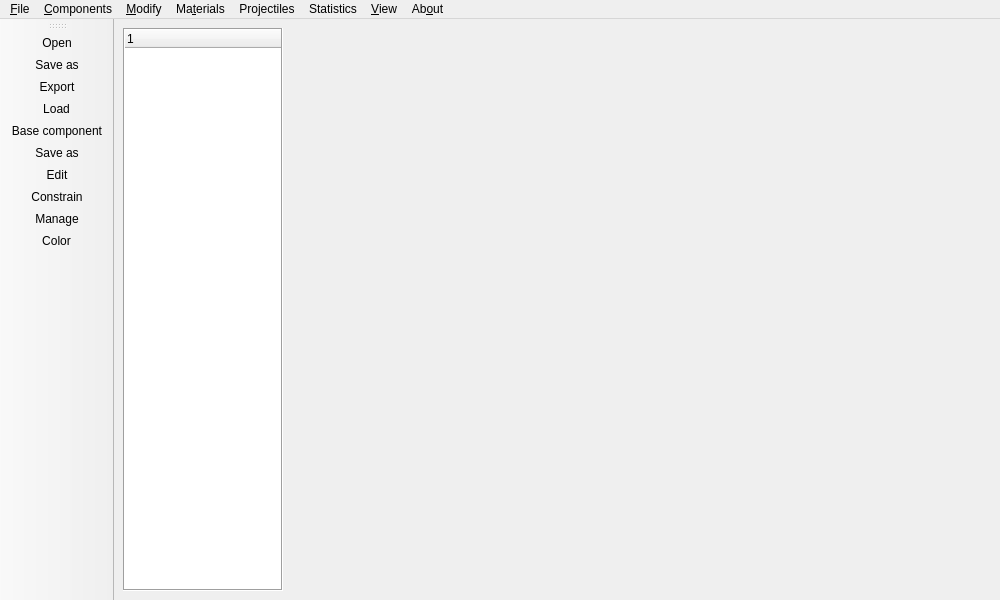
Qt form UI/cnst.ui (bakeryproducts/ConstructorM4) before a commit.
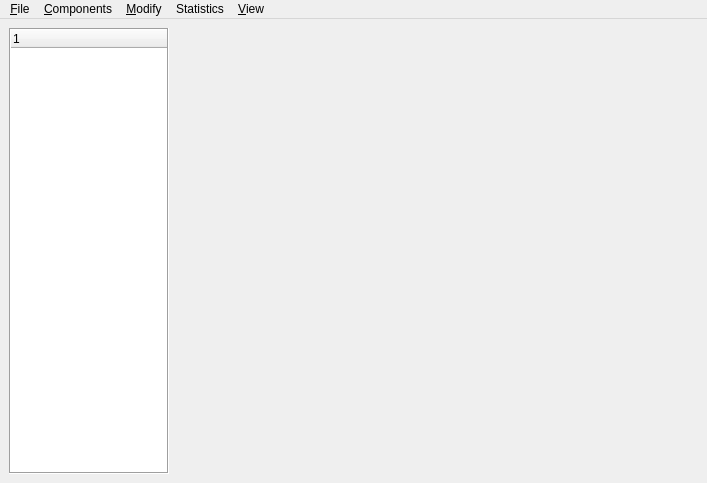
The same form after that commit. Icons and pictures are not drawn.

Diff of the .ui file:
```diff
--- a/UI/cnst.ui
+++ b/UI/cnst.ui
@@ -6,8 +6,8 @@
    <rect>
     <x>0</x>
     <y>0</y>
-    <width>1000</width>
-    <height>600</height>
+    <width>707</width>
+    <height>483</height>
    </rect>
   </property>
   <property name="windowTitle">
@@ -65,8 +65,8 @@
     <rect>
      <x>0</x>
      <y>0</y>
-     <width>1000</width>
-     <height>34</height>
+     <width>707</width>
+     <height>20</height>
     </rect>
    </property>
    <widget class="QMenu" name="menuFile">
@@ -108,14 +108,6 @@
     <addaction name="actionArmor_th"/>
     <addaction name="actionColor"/>
    </widget>
-   <widget class="QMenu" name="menuAbout">
-    <property name="title">
-     <string>Ab&amp;out</string>
-    </property>
-    <addaction name="actionHelp"/>
-    <addaction name="actionTestop1"/>
-    <addaction name="actionTestop2"/>
-   </widget>
    <widget class="QMenu" name="menuComponents">
     <property name="geometry">
      <rect>
@@ -196,35 +188,6 @@
     <addaction name="menuMove"/>
     <addaction name="action_Constrain"/>
     <addaction name="actionArrays"/>
-    <addaction name="actionMirror"/>
-   </widget>
-   <widget class="QMenu" name="menuMa_terials">
-    <property name="title">
-     <string>Ma&amp;terials</string>
-    </property>
-    <widget class="QMenu" name="menuCurrent">
-     <property name="title">
-      <string>Current</string>
-     </property>
-     <addaction name="actionSavematdb"/>
-     <addaction name="actionLoadmatdb"/>
-    </widget>
-    <widget class="QMenu" name="menuNewmaterial">
-     <property name="title">
-      <string>New material</string>
-     </property>
-     <addaction name="actionHomo"/>
-     <addaction name="actionHetero"/>
-    </widget>
-    <addaction name="actionManage"/>
-    <addaction name="menuNewmaterial"/>
-    <addaction name="menuCurrent"/>
-   </widget>
-   <widget class="QMenu" name="menuProjectile">
-    <property name="title">
-     <string>Projectiles</string>
-    </property>
-    <addaction name="actionAssembly"/>
    </widget>
    <widget class="QMenu" name="menuStatistics">
     <property name="title">
@@ -244,32 +207,8 @@
    <addaction name="menuFile"/>
    <addaction name="menuComponents"/>
    <addaction name="menuModify"/>
-   <addaction name="menuMa_terials"/>
-   <addaction name="menuProjectile"/>
    <addaction name="menuStatistics"/>
    <addaction name="menuView"/>
-   <addaction name="menuAbout"/>
-  </widget>
-  <widget class="QToolBar" name="toolBar">
-   <property name="windowTitle">
-    <string>toolBar</string>
-   </property>
-   <attribute name="toolBarArea">
-    <enum>LeftToolBarArea</enum>
-   </attribute>
-   <attribute name="toolBarBreak">
-    <bool>false</bool>
-   </attribute>
-   <addaction name="actionfOpen"/>
-   <addaction name="actionfSaveas"/>
-   <addaction name="actionfExport"/>
-   <addaction name="actionOpencomp"/>
-   <addaction name="actionBasecomp"/>
-   <addaction name="actionSavecomp"/>
-   <addaction name="actionEdit"/>
-   <addaction name="action_Constrain"/>
-   <addaction name="actionManage"/>
-   <addaction name="actionColor"/>
   </widget>
   <action name="actionfSaveas">
    <property name="icon">
```
Left out of the diff: 84 changed lines with no effect on the pictures.
